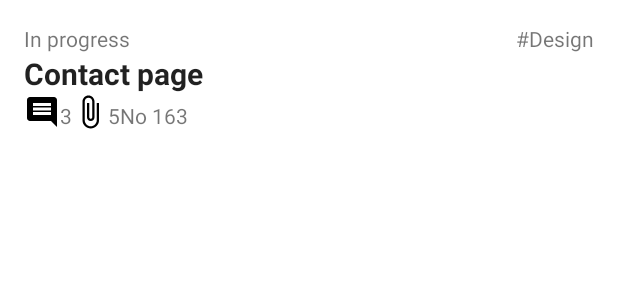
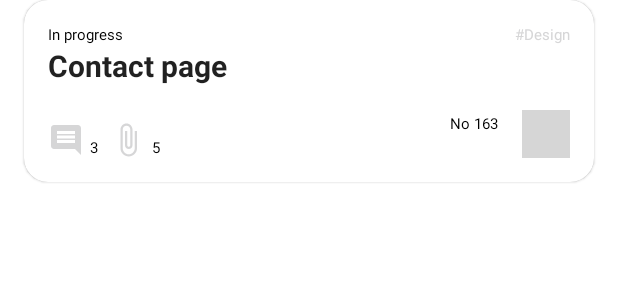
Before and after one commit to yan-naing-phyo/padc-android-custom-view-assignment, an Android app: the layout view_holder_task.xml on its own in the app's theme, with its tools: preview values and no code run, on a phone screen of 412 x 824 dp. Shown: the top 300 px of the screen. Run offline under Robolectric (Android 15) with nearby library versions, the phone set to English and light mode, and no system bars; grey boxes are pictures that could not be loaded.

Commit message:
Add xml file for task view holder

```diff
--- a/app/src/main/res/layout/view_holder_task.xml
+++ b/app/src/main/res/layout/view_holder_task.xml
@@ -1,6 +1,13 @@
 <?xml version="1.0" encoding="utf-8"?>
-<RelativeLayout xmlns:android="http://schemas.android.com/apk/res/android"
+<com.google.android.material.card.MaterialCardView xmlns:android="http://schemas.android.com/apk/res/android"
     xmlns:app="http://schemas.android.com/apk/res-auto"
+    android:layout_width="match_parent"
+    android:layout_height="wrap_content"
+    android:layout_marginHorizontal="@dimen/margin_medium_2"
+    android:layout_marginBottom="@dimen/margin_medium_2"
+    app:cardCornerRadius="@dimen/margin_medium_2">
+
+    <RelativeLayout
         android:layout_width="match_parent"
         android:layout_height="wrap_content"
         android:padding="@dimen/margin_medium_2">
@@ -11,14 +18,17 @@
             android:layout_height="wrap_content"
             android:layout_marginEnd="@dimen/margin_medium_2"
             android:layout_toStartOf="@id/tvTag"
-        android:text="In progress" />
+            android:text="In progress"
+            android:textAppearance="@style/TextAppearance.App.TitleMedium" />
 
         <androidx.appcompat.widget.AppCompatTextView
             android:id="@+id/tvTag"
             android:layout_width="wrap_content"
             android:layout_height="wrap_content"
             android:layout_alignParentEnd="true"
-        android:text="#Design" />
+            android:text="#Design"
+            android:textAppearance="@style/TextAppearance.App.TitleMedium"
+            android:textColor="@color/grey" />
 
         <androidx.appcompat.widget.AppCompatTextView
             android:id="@+id/tvTaskName"
@@ -34,40 +44,58 @@
             android:layout_width="wrap_content"
             android:layout_height="wrap_content"
             android:layout_below="@id/tvTaskName"
+            android:layout_marginTop="@dimen/margin_large"
             app:srcCompat="@drawable/ic_comment_white_24dp"
-        app:tint="@color/black" />
+            app:tint="@color/grey" />
 
         <androidx.appcompat.widget.AppCompatTextView
             android:id="@+id/tvNumberOfComments"
             android:layout_width="wrap_content"
             android:layout_height="wrap_content"
             android:layout_alignBottom="@id/ivCommentIcon"
+            android:layout_marginStart="@dimen/margin_small"
             android:layout_toEndOf="@id/ivCommentIcon"
-        android:text="3" />
+            android:text="3"
+            android:textAppearance="@style/TextAppearance.App.BodyMedium" />
 
         <androidx.appcompat.widget.AppCompatImageView
             android:id="@+id/ivAttachIcon"
             android:layout_width="wrap_content"
             android:layout_height="wrap_content"
-        android:layout_alignBottom="@id/tvNumberOfComments"
+            android:layout_alignBottom="@id/ivCommentIcon"
+            android:layout_marginStart="@dimen/margin_medium"
             android:layout_toEndOf="@id/tvNumberOfComments"
             app:srcCompat="@drawable/ic_attach_file_white_24dp"
-        app:tint="@color/black" />
+            app:tint="@color/grey" />
 
         <androidx.appcompat.widget.AppCompatTextView
             android:id="@+id/tvNumberOfAttachments"
             android:layout_width="wrap_content"
             android:layout_height="wrap_content"
-        android:layout_alignBottom="@id/ivAttachIcon"
+            android:layout_alignBottom="@id/tvNumberOfComments"
+            android:layout_marginStart="@dimen/margin_small"
             android:layout_toEndOf="@id/ivAttachIcon"
-        android:text="5" />
+            android:text="5"
+            android:textAppearance="@style/TextAppearance.App.BodyMedium" />
 
         <androidx.appcompat.widget.AppCompatTextView
             android:id="@+id/tvTaskNumber"
             android:layout_width="wrap_content"
             android:layout_height="wrap_content"
             android:layout_alignBottom="@id/tvNumberOfAttachments"
-        android:layout_toEndOf="@id/tvNumberOfAttachments"
-        android:text="No 163" />
+            android:layout_marginEnd="@dimen/margin_medium_2"
+            android:layout_marginBottom="@dimen/margin_medium_2"
+            android:layout_toStartOf="@id/viewPodAssigneeList"
+            android:text="No 163"
+            android:textAppearance="@style/TextAppearance.App.BodySmall" />
+
+        <include
+            android:id="@+id/viewPodAssigneeList"
+            layout="@layout/view_pod_assignee_list"
+            android:layout_width="wrap_content"
+            android:layout_height="wrap_content"
+            android:layout_alignBottom="@id/ivCommentIcon"
+            android:layout_alignParentEnd="true" />
 
     </RelativeLayout>
+</com.google.android.material.card.MaterialCardView>
```
Lines whose indentation alone changed are shown as unchanged.
